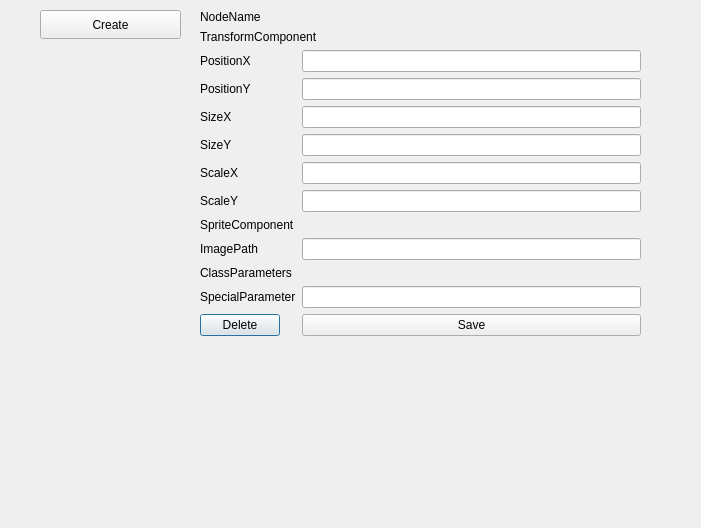
Old version of the form PlatformerConstructor/hierarchywindow.ui in the repository SongToSoft/PlatformerConstructor.
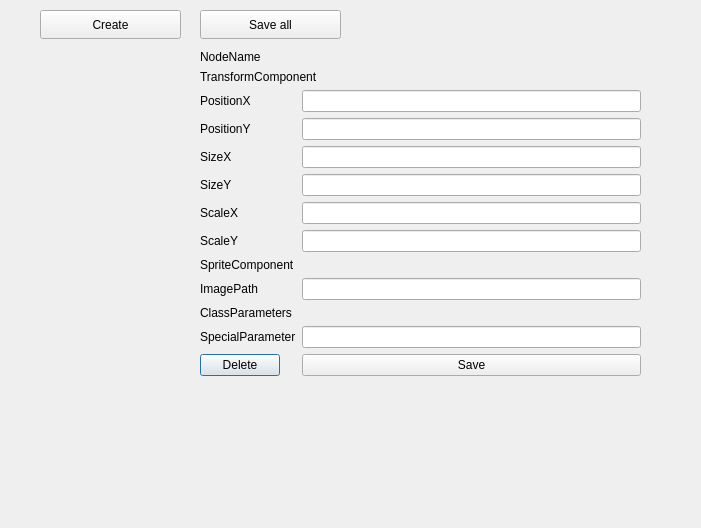
New version of the form.

What changed in the file:
```diff
--- a/PlatformerConstructor/hierarchywindow.ui
+++ b/PlatformerConstructor/hierarchywindow.ui
@@ -32,9 +32,9 @@
    <property name="geometry">
     <rect>
      <x>200</x>
-     <y>10</y>
+     <y>50</y>
      <width>441</width>
-     <height>491</height>
+     <height>451</height>
     </rect>
    </property>
    <layout class="QFormLayout" name="formLayout">
@@ -175,6 +175,19 @@
     <string>Create</string>
    </property>
   </widget>
+  <widget class="QPushButton" name="saveAllButton">
+   <property name="geometry">
+    <rect>
+     <x>200</x>
+     <y>10</y>
+     <width>141</width>
+     <height>29</height>
+    </rect>
+   </property>
+   <property name="text">
+    <string>Save all</string>
+   </property>
+  </widget>
  </widget>
  <resources/>
  <connections/>
```
